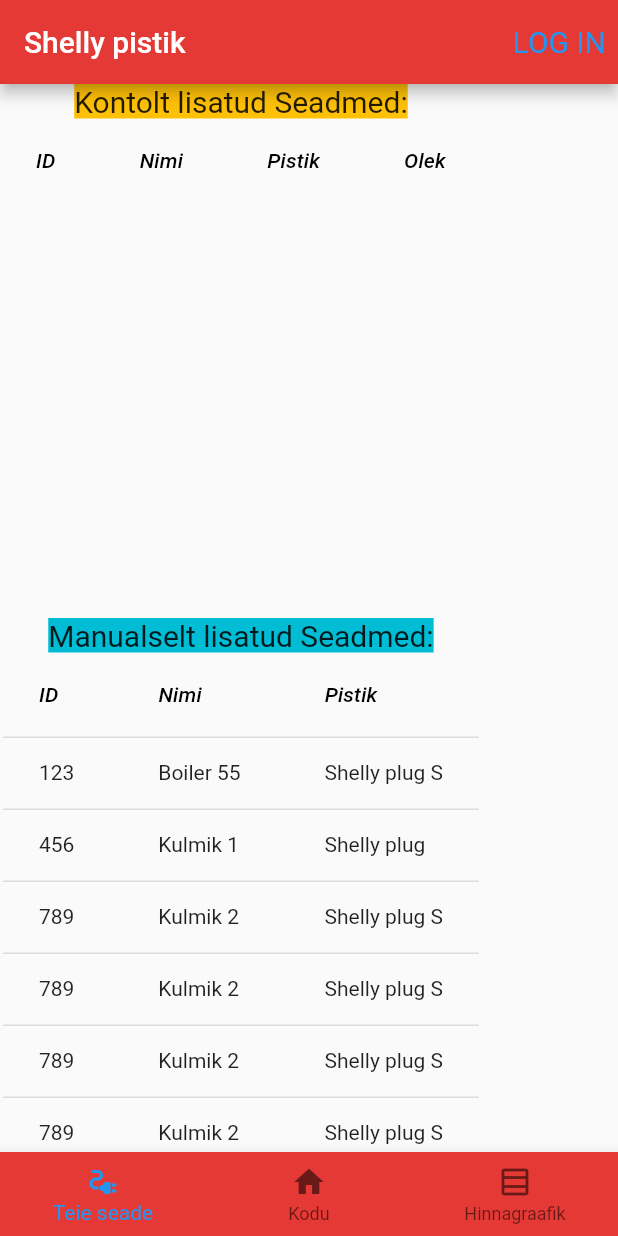
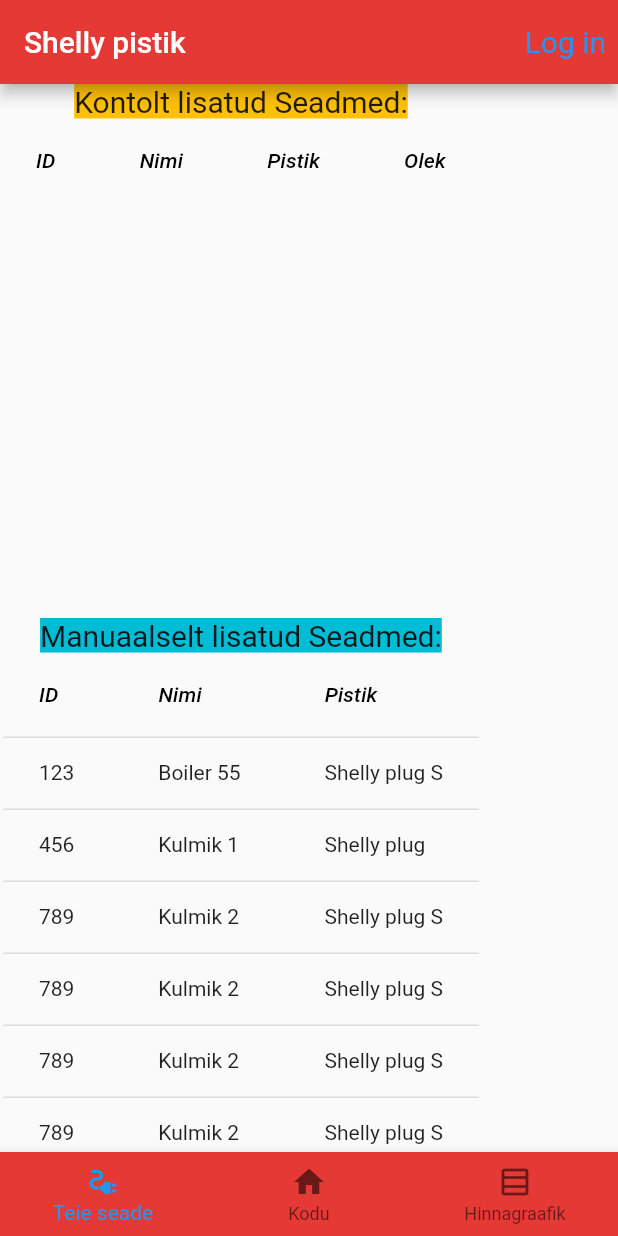
Before and after one commit to Tihane32/Tihane32.github.io, a Flutter app: the SeadmeTabel screen opened directly, on a phone screen of 412 x 824 dp. Run offline on Flutter 3.47's test engine with Material 2 defaults, Android fonts, the phone set to English and light mode, and no system bars; our stand-ins replace shared_preferences, syncfusion_flutter_charts; accounts and stored records are empty; network calls fail.

```diff
--- a/lib/lehed/kaksTabelit.dart
+++ b/lib/lehed/kaksTabelit.dart
@@ -44,7 +44,7 @@ class _SeadmeTabelState extends State<SeadmeTabel> {
                 MaterialPageRoute(builder: (context) => LoginApp()),
               );
             },
-            child: const Text('LOG IN'),
+            child: const Text('Log in'),
           ),
         ],
       ),
@@ -65,7 +65,7 @@ class _SeadmeTabelState extends State<SeadmeTabel> {
           const DecoratedBox(
             decoration: const BoxDecoration(color: Colors.cyan),
             child: Text(
-              'Manualselt lisatud Seadmed:',
+              'Manuaalselt lisatud Seadmed:',
               style: TextStyle(fontSize: 20),
             ),
           ),
```
Also changed, not shown: lib/funktsioonid/seisukord.dart (+4 -4 lines), lib/lehed/Graafik.dart (+6 -4 lines).
